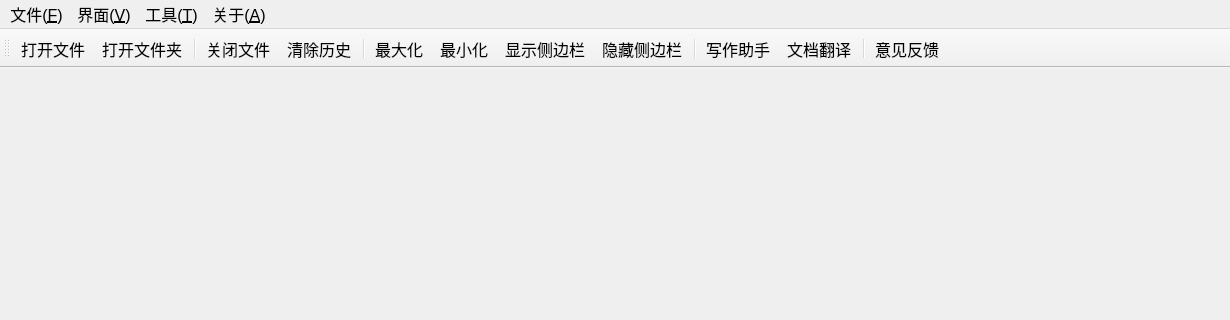
Old version of the form modules/main_window_layout.ui in the repository fiveflowers/ghs-translator; both pictures show x 0 to 1230 and y 0 to 320 of the 1230 by 719 pixel window.
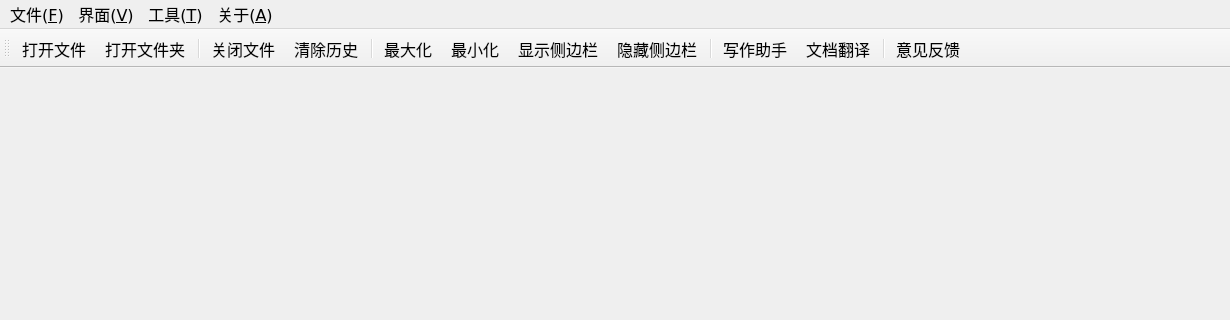
New version of the form. Icons and pictures are not drawn.

The edit to the form file:
```diff
--- a/modules/main_window_layout.ui
+++ b/modules/main_window_layout.ui
@@ -12,6 +12,7 @@
   </property>
   <property name="font">
    <font>
+    <family>DejaVu Sans</family>
     <pointsize>12</pointsize>
    </font>
   </property>
@@ -35,11 +36,6 @@
     </rect>
    </property>
    <widget class="QMenu" name="menu_file">
-    <property name="font">
-     <font>
-      <pointsize>11</pointsize>
-     </font>
-    </property>
     <property name="title">
      <string>文件(&amp;F)</string>
     </property>
@@ -52,11 +48,6 @@
     <addaction name="action_app_exit"/>
    </widget>
    <widget class="QMenu" name="menu_view">
-    <property name="font">
-     <font>
-      <pointsize>11</pointsize>
-     </font>
-    </property>
     <property name="title">
      <string>界面(&amp;V)</string>
     </property>
@@ -67,11 +58,6 @@
     <addaction name="action_sidebar_hide"/>
    </widget>
    <widget class="QMenu" name="menu_tools">
-    <property name="font">
-     <font>
-      <pointsize>11</pointsize>
-     </font>
-    </property>
     <property name="title">
      <string>工具(&amp;T)</string>
     </property>
@@ -79,11 +65,6 @@
     <addaction name="action_document_translate"/>
    </widget>
    <widget class="QMenu" name="menu_about">
-    <property name="font">
-     <font>
-      <pointsize>11</pointsize>
-     </font>
-    </property>
     <property name="title">
      <string>关于(&amp;A)</string>
     </property>
@@ -100,6 +81,12 @@
    <property name="windowTitle">
     <string>toolBar</string>
    </property>
+   <property name="iconSize">
+    <size>
+     <width>36</width>
+     <height>36</height>
+    </size>
+   </property>
    <attribute name="toolBarArea">
     <enum>TopToolBarArea</enum>
    </attribute>
```
Left out of the diff: 7 changed lines with no effect on the pictures.
